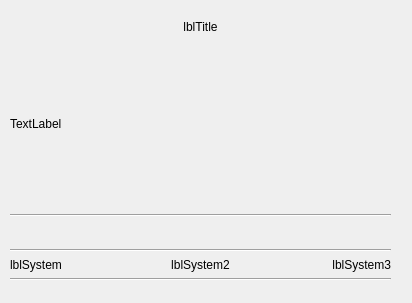
gcode-mirror/openphysic, file cpp/divers/browser/browser_img_v0.0.1/browser/slidewidget.ui: the form before one commit.
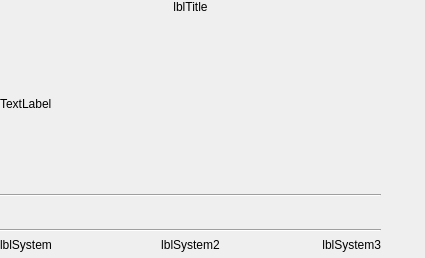
The form after the commit. Custom widgets are drawn as their Qt base class.

What changed in the file:
```diff
--- a/cpp/divers/browser/browser_img_v0.0.1/browser/slidewidget.ui
+++ b/cpp/divers/browser/browser_img_v0.0.1/browser/slidewidget.ui
@@ -6,8 +6,8 @@
    <rect>
     <x>0</x>
     <y>0</y>
-    <width>412</width>
-    <height>303</height>
+    <width>425</width>
+    <height>258</height>
    </rect>
   </property>
   <property name="windowTitle">
@@ -16,8 +16,8 @@
   <widget class="QWidget" name="layoutWidget">
    <property name="geometry">
     <rect>
-     <x>10</x>
-     <y>20</y>
+     <x>0</x>
+     <y>0</y>
      <width>381</width>
      <height>261</height>
     </rect>
```
Left out of the diff: 4 changed lines with no effect on the pictures.
